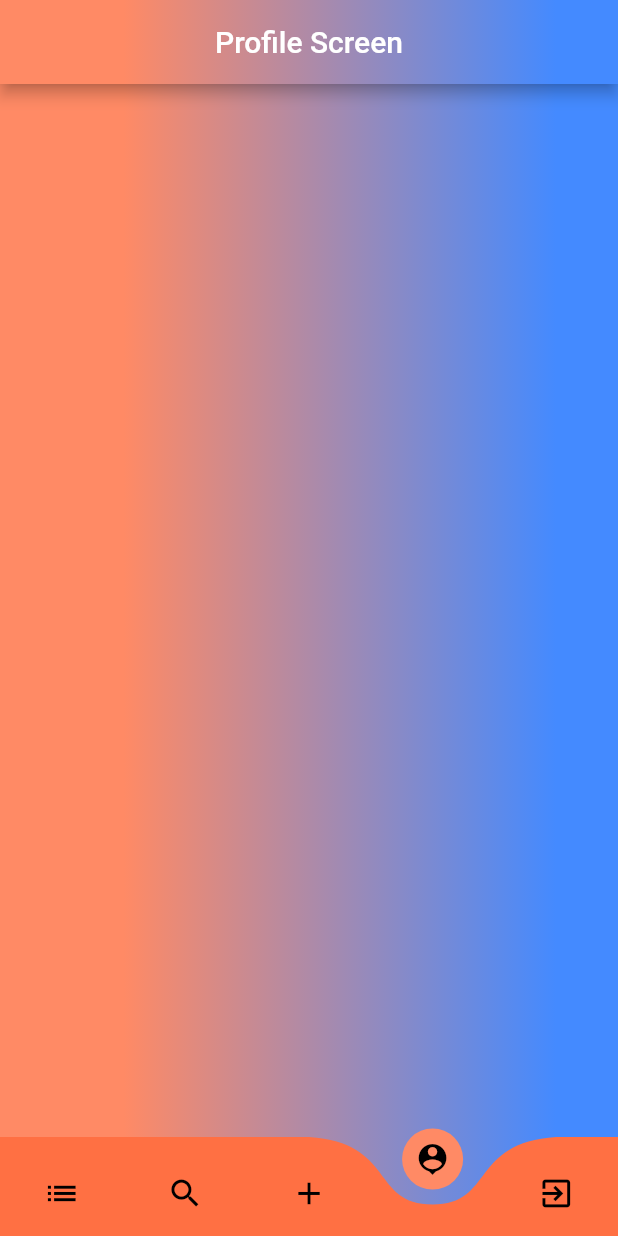
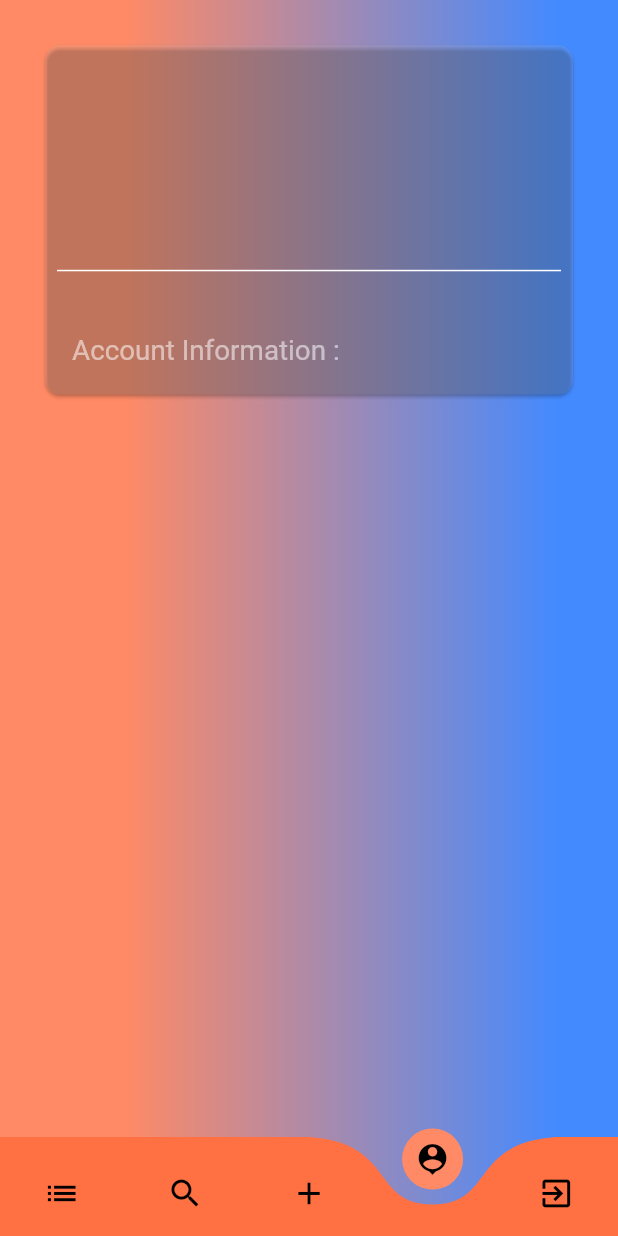
Before and after one commit to MdLimon123/jobpostapp, a Flutter app: the screen it shows once a user with an empty profile is signed in, item 4 of the bottom bar chosen, on a phone screen of 412 x 824 dp. Run offline on Flutter 3.47's test engine with Material 2 defaults, Android fonts, the phone set to English and light mode, and no system bars; drawn by our look-alikes of curved_navigation_bar; our stand-ins replace cached_network_image, cloud_firestore, firebase_auth, firebase_core, firebase_storage, fluttertoast and 2 more; accounts and stored records are empty; network calls fail.

Commit message:
79 complete

```diff
--- a/lib/Search/profile_company.dart
+++ b/lib/Search/profile_company.dart
@@ -1,18 +1,88 @@
+
+
+import 'package:cloud_firestore/cloud_firestore.dart';
+import 'package:firebase_auth/firebase_auth.dart';
 import 'package:flutter/material.dart';
 
 import '../Widgets/bottom_nav_bar.dart';
 
 class ProfileScreen extends StatefulWidget {
 
-  const ProfileScreen({super.key});
+  final String userID;
+
+  const ProfileScreen({super.key, required this.userID});
 
   @override
   State<ProfileScreen> createState() => _ProfileScreenState();
 }
 
 class _ProfileScreenState extends State<ProfileScreen> {
+
+  final FirebaseAuth _auth = FirebaseAuth.instance;
+
+  String? name;
+  String email = '';
+  String phoneNumber = '';
+  String imageUrl = '';
+  String joinedAt = '';
+  bool _isLoading = false;
+  bool _isSameUser = false;
+
+  void getUserData()async{
+
+    try{
+
+      _isLoading = true;
+
+      final DocumentSnapshot userDoc = await FirebaseFirestore.instance
+      .collection('users')
+      .doc(widget.userID)
+      .get();
+
+      if(userDoc == null){
+        return;
+      }else{
+        setState(() {
+
+          name = userDoc.get('name');
+          email = userDoc.get('email');
+          phoneNumber = userDoc.get('phoneNumber');
+          imageUrl = userDoc.get('userImage');
+          Timestamp joinedAtTimeStamp = userDoc.get('createdAt');
+          var joinedDate = joinedAtTimeStamp.toDate();
+          joinedAt = '${joinedDate.year} - ${joinedDate.month} - ${joinedDate.day}';
+
+        });
+
+        User? user = _auth.currentUser;
+        final _uid = user!.uid;
+        setState(() {
+          _isSameUser = _uid == widget.userID;
+        });
+
+      }
+
+    }catch(error){
+
+    }finally{
+      _isLoading = false;
+    }
+  }
+
+  @override
+  void initState() {
+
+    super.initState();
+
+    getUserData();
+
+  }
+
+
   @override
   Widget build(BuildContext context) {
+    var width = MediaQuery.of(context).size.width;
+    var height = MediaQuery.of(context).size.height;
     return Container(
       decoration: BoxDecoration(
           gradient: LinearGradient(
@@ -28,17 +98,58 @@ class _ProfileScreenState extends State<ProfileScreen> {
       child: Scaffold(
         backgroundColor: Colors.transparent,
         bottomNavigationBar: BottomNavigationBarForApp(indexNum: 3),
-        appBar: AppBar(
-          title: const Text('Profile Screen'),
-          centerTitle: true,
-          flexibleSpace: Container(
-            decoration: BoxDecoration(
-                gradient: LinearGradient(
-                    colors: [Colors.deepOrange.shade300, Colors.blueAccent],
-                    begin: Alignment.centerLeft,
-                    end: Alignment.centerRight,
-                    stops: const [0.2, 0.9]
+        body: _isLoading?const Center(child: CircularProgressIndicator(),)
+        :SingleChildScrollView(
+          physics: const AlwaysScrollableScrollPhysics(),
+          child: Padding(
+            padding: const EdgeInsets.only(top: 0),
+            child: Stack(
+              children: [
+                Card(
+                  color: Colors.white10,
+                  margin: const EdgeInsets.all(30),
+                  shape: RoundedRectangleBorder(
+                    borderRadius: BorderRadius.circular(10)
+                  ),
+                  child: Padding(
+                    padding: const EdgeInsets.all(8),
+                    child: Column(
+                      crossAxisAlignment: CrossAxisAlignment.start,
+                      children: [
+                        const SizedBox(height: 100,),
+                        Align(
+                          alignment: Alignment.center,
+                          child: Text(
+                            name == null?
+                                'Name here'
+                                : name!,
+                            style: TextStyle(
+
+                              fontSize: width * 0.045,
+                              color: Colors.white
+                            ),
+                          ),
+                        ),
+                        SizedBox(height: height * 0.015,),
+                        const Divider(
+                          thickness: 1,
+                          color: Colors.white,
+                        ),
+                        SizedBox(height: height * 0.030,),
+                        Padding(
+                          padding: const EdgeInsets.all(10.0),
+                          child: Text('Account Information :',
+                          style: TextStyle(
+                            color: Colors.white54,
+                            fontSize: width * 0.045
+                          ),),
+                        )
+                      ],
+                    ),
+                  ),
+
                 )
+              ],
             ),
           ),
         ),
--- a/lib/Widgets/comment_widget.dart
+++ b/lib/Widgets/comment_widget.dart
@@ -1,4 +1,5 @@
 import 'package:flutter/material.dart';
+import 'package:job_post_app/Search/profile_company.dart';
 
 class CommentWidget extends StatefulWidget {
 
@@ -39,7 +40,9 @@ class _CommentWidgetState extends State<CommentWidget> {
     var width = MediaQuery.of(context).size.width;
     var height = MediaQuery.of(context).size.height;
     return InkWell(
-      onTap: (){},
+      onTap: (){
+        Navigator.pushReplacement(context, MaterialPageRoute(builder: (context)=> ProfileScreen(userID: widget.commenterId)));
+      },
       child: Row(
         mainAxisAlignment: MainAxisAlignment.start,
         crossAxisAlignment: CrossAxisAlignment.start,
```
Also changed, not shown: lib/Widgets/bottom_nav_bar.dart (+6 -1 lines).
